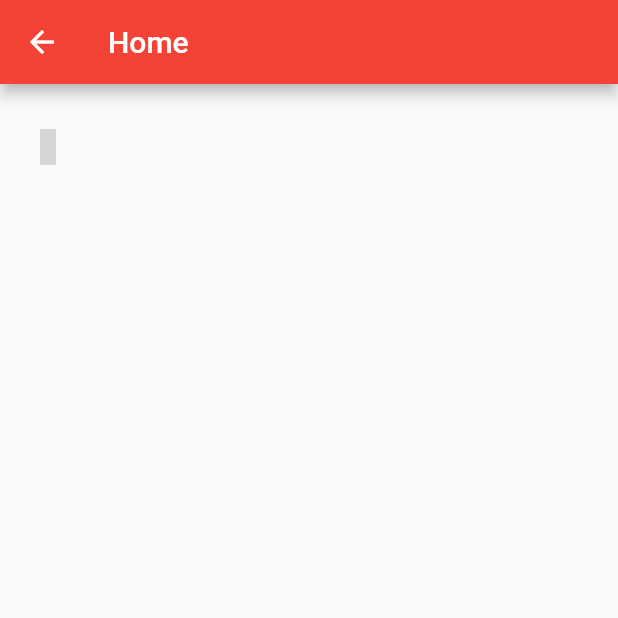
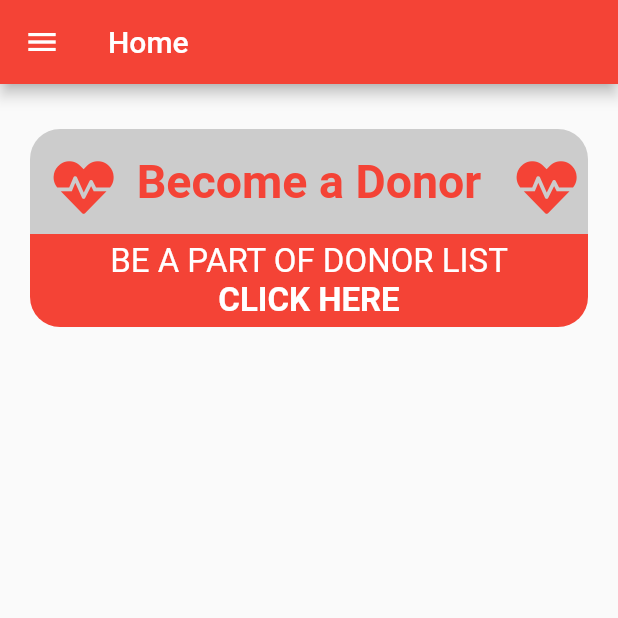
Before and after one commit to AbdulSattarSuleman/Flutter-Donor-App, a Flutter app: the HomeScreen screen opened by its route, on a phone screen of 412 x 824 dp, the top half of it. Run offline on Flutter 3.47's test engine with Material 2 defaults, Android fonts, the phone set to English and light mode, and no system bars; our stand-ins replace firebase_auth, firebase_core, flutter_spinkit, font_awesome_flutter, google_fonts; accounts and stored records are empty; grey boxes are pictures that could not be loaded.

Commit message:
add_donor_screen

```diff
--- a/lib/screens/donor/home_screen.dart
+++ b/lib/screens/donor/home_screen.dart
@@ -1,6 +1,10 @@
+import 'package:crud_application/services/auth_service.dart';
+import 'package:crud_application/style.dart';
 import 'package:flutter/material.dart';
 import 'package:font_awesome_flutter/font_awesome_flutter.dart';
-import 'font_awe';
+import 'package:google_fonts/google_fonts.dart';
+
+import 'add_donor_data.dart';
 
 class HomeScreen extends StatelessWidget {
   const HomeScreen({Key? key}) : super(key: key);
@@ -8,19 +12,98 @@ class HomeScreen extends StatelessWidget {
   @override
   Widget build(BuildContext context) {
     return Scaffold(
+      drawer: Drawer(
+        child: Column(
+          children: [
+            DrawerHeader(
+              child: Container(
+                child: const Text('Donor App'),
+              ),
+            ),
+            ListTile(
+              onTap: () async {
+                await AuthService().userSignOut();
+              },
+              title: const Text("Logout"),
+            )
+          ],
+        ),
+      ),
       appBar: AppBar(
         title: Text("Home"),
       ),
       body: Padding(
         padding: const EdgeInsets.fromLTRB(20, 30, 20, 20),
         child: Column(
-          children: [Container(
-            child: Row(
-              children: [
-               FaIcon(IconData())
-              ],
+          children: [
+            GestureDetector(
+              onTap: () {
+                Navigator.pushNamed(context, AddDonorData.id);
+              },
+              child: Container(
+                width: double.infinity,
+                height: 70,
+                decoration: const BoxDecoration(
+                    color: Color(0xffcccccc),
+                    borderRadius: BorderRadius.only(
+                        topLeft: Radius.circular(20),
+                        topRight: Radius.circular(20))),
+                child: Row(
+                  mainAxisAlignment: MainAxisAlignment.spaceAround,
+                  children: [
+                    IconButton(
+                        onPressed: () {},
+                        icon: const Icon(
+                          FontAwesomeIcons.heartbeat,
+                          size: 40,
+                          color: Colors.red,
+                        )),
+                    Text("Become a Donor",
+                        style: GoogleFonts.alegreyaSansSc(
+                          fontSize: 31,
+                          fontWeight: FontWeight.bold,
+                          color: Colors.red,
+                        )),
+                    IconButton(
+                        onPressed: () {},
+                        icon: const Icon(
+                          FontAwesomeIcons.heartbeat,
+                          size: 40,
+                          color: Colors.red,
+                        )),
+                  ],
+                ),
+              ),
             ),
-          )],
+            GestureDetector(
+              onTap: () {
+                Navigator.pushNamed(context, AddDonorData.id);
+              },
+              child: Container(
+                width: double.infinity,
+                decoration: const BoxDecoration(
+                    color: Colors.red,
+                    borderRadius: BorderRadius.only(
+                        bottomLeft: Radius.circular(20),
+                        bottomRight: Radius.circular(20))),
+                child: Padding(
+                  padding: const EdgeInsets.fromLTRB(10, 5, 10, 5),
+                  child: Column(
+                    children: [
+                      Text(
+                        "Be a part of Donor List".toUpperCase(),
+                        style: kbannertext,
+                      ),
+                      Text(
+                        "Click Here".toUpperCase(),
+                        style: kbannertext1,
+                      )
+                    ],
+                  ),
+                ),
+              ),
+            )
+          ],
         ),
       ),
     );
--- a/lib/services/auth_service.dart
+++ b/lib/services/auth_service.dart
@@ -34,6 +34,7 @@ class AuthService {
 
   // User SignOut
   Future userSignOut() async {
-    await FirebaseAuth.instance.signOut();
+    await firebaseAuth.signOut();
+    await firebaseAuth.currentUser;
   }
 }
--- /dev/null
+++ b/lib/services/image_gallery_service.dart
@@ -0,0 +1,5 @@
+// import 'ima';
+
+getImageFromGallery() async {
+  // PickedFile
+}
--- a/lib/style.dart
+++ b/lib/style.dart
@@ -2,3 +2,15 @@ import 'package:flutter/material.dart';
 
 TextStyle kHeading =
     TextStyle(color: Colors.red, fontSize: 24, fontWeight: FontWeight.bold);
+
+TextStyle kbannertext = TextStyle(color: Colors.white, fontSize: 22);
+TextStyle kbannertext1 =
+    TextStyle(color: Colors.white, fontSize: 22, fontWeight: FontWeight.bold);
+
+TextStyle ktextlabel = TextStyle(
+  color: Colors.grey,
+  fontSize: 22,
+);
+
+TextStyle kbuttonText =
+    TextStyle(color: Colors.white, fontSize: 22, fontWeight: FontWeight.bold);
--- a/pubspec.yaml
+++ b/pubspec.yaml
@@ -37,6 +37,8 @@ dependencies:
   flutter_spinkit: ^5.1.0
   firebase_core: ^1.10.6
   font_awesome_flutter: ">= 4.7.0"
+  google_fonts: ^2.1.1
+  image_picker: ^0.8.4+4
 
 dev_dependencies:
   flutter_test:
```
Also changed, not shown: lib/main.dart (+12 -3 lines), lib/screens/auth/register_screen.dart (+5 -2 lines), lib/screens/donor/add_donor_data.dart (added, +126 -0 lines), assets/images/user-image.png (added), pubspec.lock.
